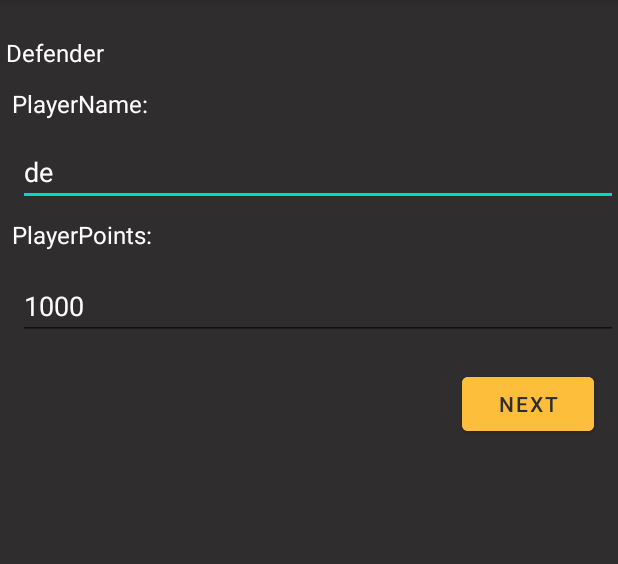
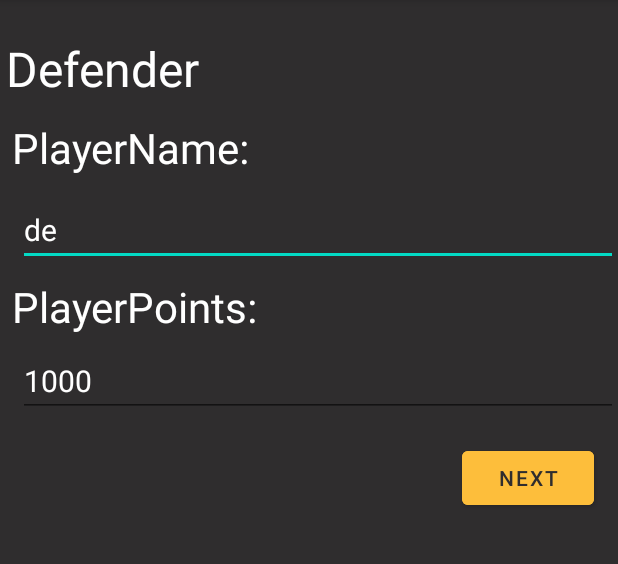
Before and after one commit to dolorsy/DoD, an Android app: the AddingPlayerActivity screen opened directly, with no data from a screen before it, on a phone screen of 412 x 824 dp, the part 84-648 px from its top. Run offline under Robolectric (Android 15) with nearby library versions, the phone set to English and light mode, and no system bars.

Commit message:
اللجمعة

```diff
--- a/app/build.gradle
+++ b/app/build.gradle
@@ -33,8 +33,8 @@ dependencies {
     implementation 'androidx.appcompat:appcompat:1.2.0'
     implementation 'com.google.android.material:material:1.2.1'
     implementation 'androidx.constraintlayout:constraintlayout:2.0.4'
-    implementation fileTree(dir: 'D:\\flash mem\\pc apps\\Coding\\android', include: ['*.aar', '*.jar'], exclude: [])
-    //implementation files('C:\\Users\\AbdulRahman Armashi\\Desktop\\json-simple-1.1.jar')
+    //implementation fileTree(dir: 'D:\\flash mem\\pc apps\\Coding\\android', include: ['*.aar', '*.jar'], exclude: [])
+    implementation files('C:\\Users\\AbdulRahman Armashi\\Desktop\\json-simple-1.1.jar')
     //implementation 'com.googlecode.json-simple:json-simple:1.1.1'
     testImplementation 'junit:junit:4.+'
     androidTestImplementation 'androidx.test.ext:junit:1.1.2'
--- a/app/src/main/java/com.destroyordefend.project/Main.java
+++ b/app/src/main/java/com.destroyordefend.project/Main.java
@@ -1,6 +1,4 @@
 package com.destroyordefend.project;
-
-import com.destroyordefend.project.Core.Game;
 
 public class Main {
 
@@ -11,8 +9,8 @@ public class Main {
     public static void main(String[] args) {
 //        GameTimer gameTimer= new GameTimer(10);
 //        gameTimer.start();
-       Game game = Game.getGame();
-        game.StartAnewGame();
+        // Game game = Game.getGame();
+        // game.StartAnewGame();
 
 
     }
--- a/app/src/main/java/com/dolor/destroyordefense/UnitAdapter.java
+++ b/app/src/main/java/com/dolor/destroyordefense/UnitAdapter.java
@@ -63,9 +63,9 @@ public class UnitAdapter extends RecyclerView.Adapter<UnitAdapter.UnitHolder> {
 
         public void bind(Unit.UnitValues unit) {
             unitName.setText(unit.getName());
-            unitPrice.setText("" + unit.getPrice());
-            unitHealth.setText("" + unit.getHealth());
-            unitDamage.setText("" + unit.getDamage());
+            unitPrice.setText("Price:" + unit.getPrice());
+            unitHealth.setText("Health:" + unit.getHealth());
+            unitDamage.setText("Damage:" + unit.getDamage());
             itemView.setOnClickListener(v -> {
                 Log.d(TAG, "bind: " + unit);
                 ((ShopActivity) context).show(AndroidManger.lastBoughtUnit = new Unit(unit));
--- a/app/src/main/res/layout/activity_adding_player.xml
+++ b/app/src/main/res/layout/activity_adding_player.xml
@@ -15,7 +15,7 @@
         android:layout_marginTop="24dp"
         android:text="Defender"
         android:textColor="@color/ColorWhite"
-        android:textSize="16dp"
+        android:textSize="32dp"
         app:layout_constraintEnd_toEndOf="parent"
         app:layout_constraintHorizontal_bias="1.0"
         app:layout_constraintStart_toStartOf="parent"
@@ -29,7 +29,7 @@
         android:layout_marginTop="12dp"
         android:text="PlayerName:"
         android:textColor="@color/ColorWhite"
-        android:textSize="16dp"
+        android:textSize="28dp"
         app:layout_constraintEnd_toEndOf="parent"
         app:layout_constraintHorizontal_bias="1.0"
         app:layout_constraintStart_toStartOf="parent"
@@ -43,8 +43,8 @@
         android:layout_marginTop="12dp"
         android:hint="PlayerName"
         android:inputType="textPersonName"
-
         android:text="de"
+        android:textSize="20dp"
         android:textColor="@color/ColorWhite"
         android:textColorHint="@color/ColorTextHint"
         app:layout_constraintEnd_toEndOf="parent"
@@ -60,7 +60,7 @@
         android:layout_marginTop="8dp"
         android:text="PlayerPoints:"
         android:textColor="@color/ColorWhite"
-        android:textSize="16dp"
+        android:textSize="28dp"
         app:layout_constraintEnd_toEndOf="parent"
         app:layout_constraintHorizontal_bias="1.0"
         app:layout_constraintStart_toStartOf="parent"
@@ -76,6 +76,7 @@
         android:hint="PlayerPoint"
         android:inputType="number"
         android:text="1000"
+        android:textSize="20dp"
 
         android:textColor="@color/ColorWhite"
         android:textColorHint="@color/ColorTextHint"
--- a/app/src/main/res/layout/list_item.xml
+++ b/app/src/main/res/layout/list_item.xml
@@ -3,7 +3,7 @@
     xmlns:app="http://schemas.android.com/apk/res-auto"
     xmlns:tools="http://schemas.android.com/tools"
     android:layout_width="match_parent"
-    android:layout_height="match_parent"
+    android:layout_height="wrap_content"
     android:background="@color/ColorQuickActionBackground"
     android:padding="4dp">
 
```
Also changed, not shown: 1 other file.
